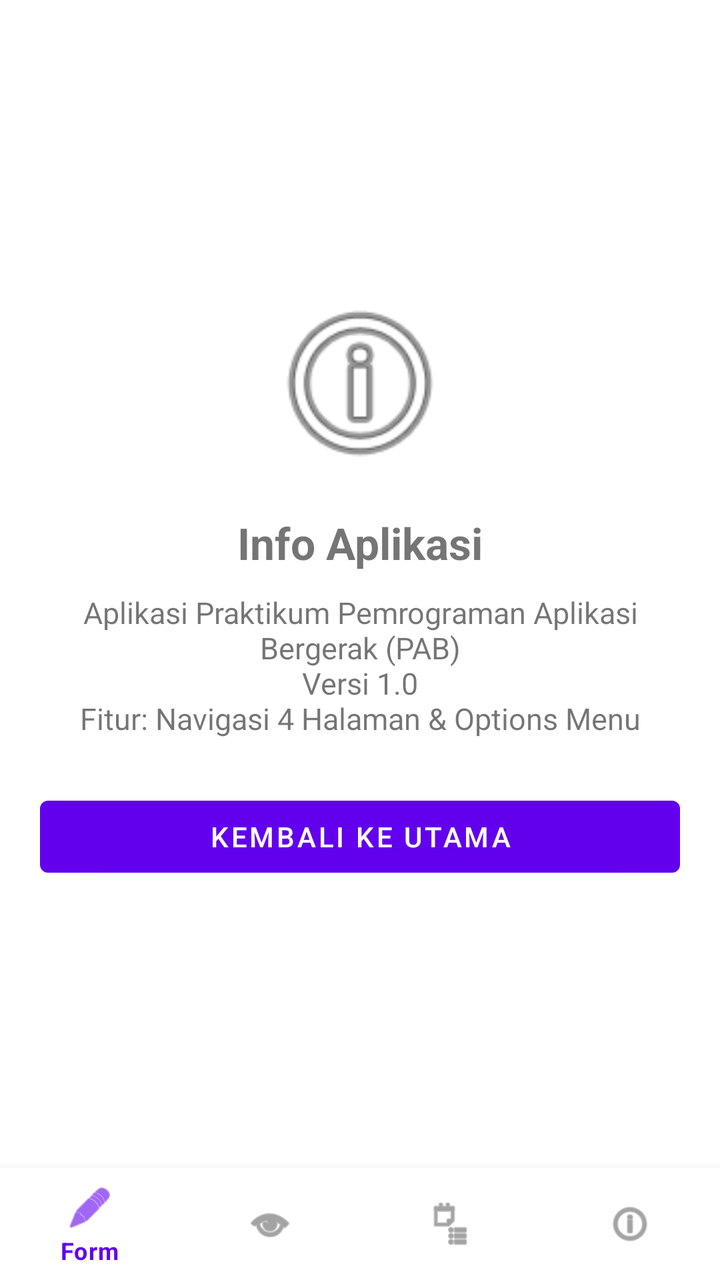
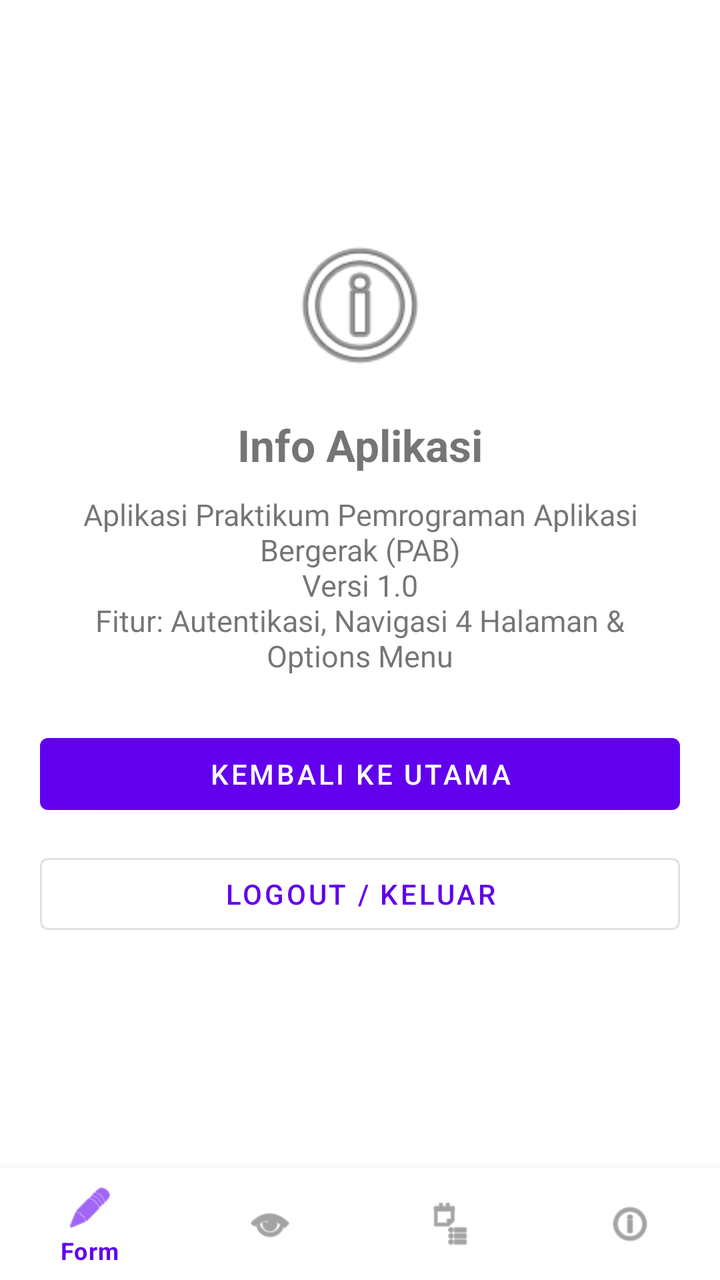

The first picture is an Android layout as it rendered before a commit; the second is the same layout after the commit. The layout source and the unified diff follow.
<!-- AndroidManifest.xml: application theme Theme.PAB_Praktikum01 -->
<!-- res/layout/activity_empat.xml -->
<?xml version="1.0" encoding="utf-8"?>
<LinearLayout xmlns:android="http://schemas.android.com/apk/res/android"
    xmlns:app="http://schemas.android.com/apk/res-auto"
    android:layout_width="match_parent"
    android:layout_height="match_parent"
    android:orientation="vertical">

    <LinearLayout
        android:layout_width="match_parent"
        android:layout_height="0dp"
        android:layout_weight="1"
        android:gravity="center"
        android:orientation="vertical"
        android:padding="20dp">

        <ImageView
            android:layout_width="100dp"
            android:layout_height="100dp"
            android:contentDescription="Info Icon"
            android:src="@android:drawable/ic_menu_info_details" />

        <TextView
            android:layout_width="wrap_content"
            android:layout_height="wrap_content"
            android:layout_marginTop="15dp"
            android:text="Info Aplikasi"
            android:textSize="22sp"
            android:textStyle="bold" />

        <TextView
            android:layout_width="wrap_content"
            android:layout_height="wrap_content"
            android:layout_marginTop="10dp"
            android:gravity="center"
            android:text="Aplikasi Praktikum Pemrograman Aplikasi Bergerak (PAB)\nVersi 1.0\nFitur: Navigasi 4 Halaman &amp; Options Menu"
            android:textSize="15sp" />

        <Button
            android:id="@+id/btn_kembali_empat"
            android:layout_width="match_parent"
            android:layout_height="wrap_content"
            android:layout_marginTop="25dp"
            android:text="Kembali ke Utama" />

    </LinearLayout>

    <com.google.android.material.bottomnavigation.BottomNavigationView
        android:id="@+id/bottom_navigation"
        android:layout_width="match_parent"
        android:layout_height="wrap_content"
        app:menu="@menu/bottom_menu" />

</LinearLayout>
<!-- resources referenced by this layout -->
<resources>
  <style name="Theme.PAB_Praktikum01" parent="Theme.MaterialComponents.DayNight.DarkActionBar">
          
          <item name="colorPrimary">@color/purple_500</item>
          <item name="colorPrimaryVariant">@color/purple_700</item>
          <item name="colorOnPrimary">@color/white</item>
          
          <item name="colorSecondary">@color/teal_200</item>
          <item name="colorSecondaryVariant">@color/teal_700</item>
          <item name="colorOnSecondary">@color/black</item>
          
          <item name="android:statusBarColor">?attr/colorPrimaryVariant</item>
          
      </style>
  <color name="purple_500">#FF6200EE</color>
  <color name="purple_700">#FF3700B3</color>
  <color name="white">#FFFFFFFF</color>
  <color name="teal_200">#FF03DAC5</color>
  <color name="teal_700">#FF018786</color>
  <color name="black">#FF000000</color>
</resources>

<!-- the commit's change to res/layout/activity_empat.xml (unified diff, before → after) -->
@@ -14,8 +14,8 @@
         android:padding="20dp">
 
         <ImageView
-            android:layout_width="100dp"
-            android:layout_height="100dp"
+            android:layout_width="80dp"
+            android:layout_height="80dp"
             android:contentDescription="Info Icon"
             android:src="@android:drawable/ic_menu_info_details" />
 
@@ -32,7 +32,7 @@
             android:layout_height="wrap_content"
             android:layout_marginTop="10dp"
             android:gravity="center"
-            android:text="Aplikasi Praktikum Pemrograman Aplikasi Bergerak (PAB)\nVersi 1.0\nFitur: Navigasi 4 Halaman &amp; Options Menu"
+            android:text="Aplikasi Praktikum Pemrograman Aplikasi Bergerak (PAB)\nVersi 1.0\nFitur: Autentikasi, Navigasi 4 Halaman &amp; Options Menu"
             android:textSize="15sp" />
 
         <Button
@@ -41,6 +41,14 @@
             android:layout_height="wrap_content"
             android:layout_marginTop="25dp"
             android:text="Kembali ke Utama" />
+
+        <Button
+            android:id="@+id/btn_logout"
+            style="@style/Widget.MaterialComponents.Button.OutlinedButton"
+            android:layout_width="match_parent"
+            android:layout_height="wrap_content"
+            android:layout_marginTop="12dp"
+            android:text="Logout / Keluar" />
 
     </LinearLayout>
 
